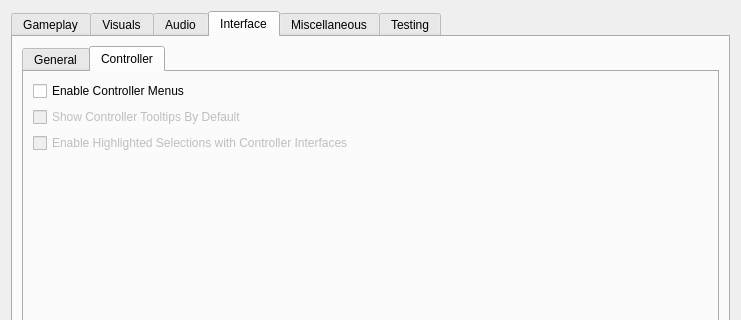
First picture: the form in apps/launcher/ui/settingspage.ui, repository zander2k1/groovy-openmw, before the edit; both pictures show x 0 to 741 and y 0 to 320 of the 741 by 503 pixel window.
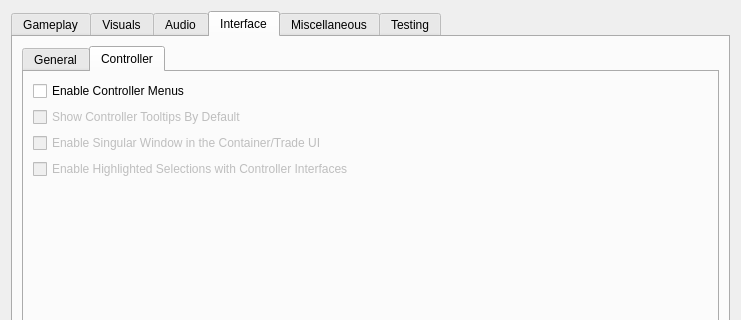
Second picture: the form after the edit. The open tabs and pages were chosen to show the change.

Commit message: Feature: Optional setting to allow only one window to render at a time in the container / merchant menu

```diff
--- a/apps/launcher/ui/settingspage.ui
+++ b/apps/launcher/ui/settingspage.ui
@@ -1478,6 +1478,19 @@
               </widget>
              </item>
              <item row="2" column="0">
+              <widget class="QCheckBox" name="singularContainerTradeWindowCheckBox">
+               <property name="enabled">
+                <bool>false</bool>
+               </property>
+               <property name="toolTip">
+                <string>&lt;html&gt;&lt;head/&gt;&lt;body&gt;&lt;p&gt;When using controller menus, only the focused container or trade window is visible.&lt;/p&gt;&lt;/body&gt;&lt;/html&gt;</string>
+               </property>
+               <property name="text">
+                <string>Enable Singular Window in the Container/Trade UI</string>
+               </property>
+              </widget>
+             </item>
+             <item row="3" column="0">
               <widget class="QCheckBox" name="controllerMenuHighlightCheckBox">
                <property name="enabled">
                 <bool>false</bool>
```
The commit also changes 4 other files.
